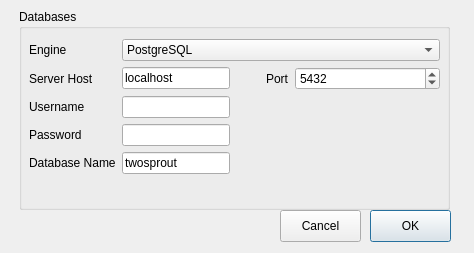
The window that Qt Gui/database.ui (JDrosdeck/2Sprout-Windows) describes before a commit, drawn with Qt 5.
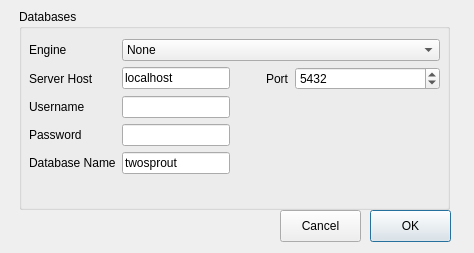
The same window after the commit. Icons and pictures are not drawn.

The edit to the form file:
```diff
--- a/Qt Gui/database.ui
+++ b/Qt Gui/database.ui
@@ -65,7 +65,7 @@
       <widget class="QComboBox" name="comboBox_2">
        <item>
         <property name="text">
-         <string>PostgreSQL</string>
+         <string>None</string>
         </property>
        </item>
        <item>
```
Left out of the diff: 11 changed lines with no effect on the pictures.
